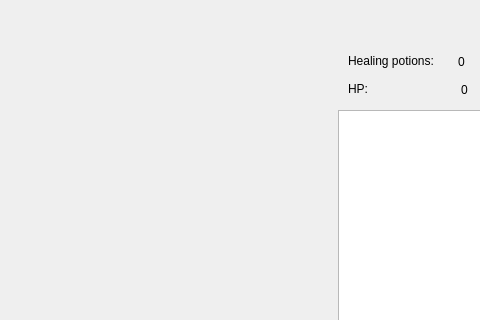
Before: the Qt Designer form widget.ui in Shihad/roguelike, drawn with Qt 5; both pictures show x 802 to 1282 and y 0 to 320 of the 1414 by 745 pixel window.
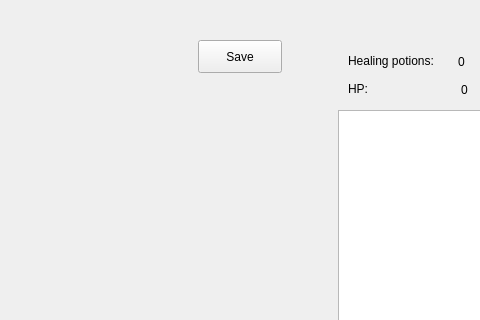
After: the same form once the commit is applied.

Commit message: Добавленна кнопка для сохранения. Нужно доработать.

What changed in the file:
```diff
--- a/widget.ui
+++ b/widget.ui
@@ -91,6 +91,19 @@
     </rect>
    </property>
   </widget>
+  <widget class="QPushButton" name="save">
+   <property name="geometry">
+    <rect>
+     <x>1000</x>
+     <y>40</y>
+     <width>84</width>
+     <height>33</height>
+    </rect>
+   </property>
+   <property name="text">
+    <string>Save</string>
+   </property>
+  </widget>
  </widget>
  <layoutdefault spacing="6" margin="11"/>
  <resources/>
```
The commit also changes 3 other files.
